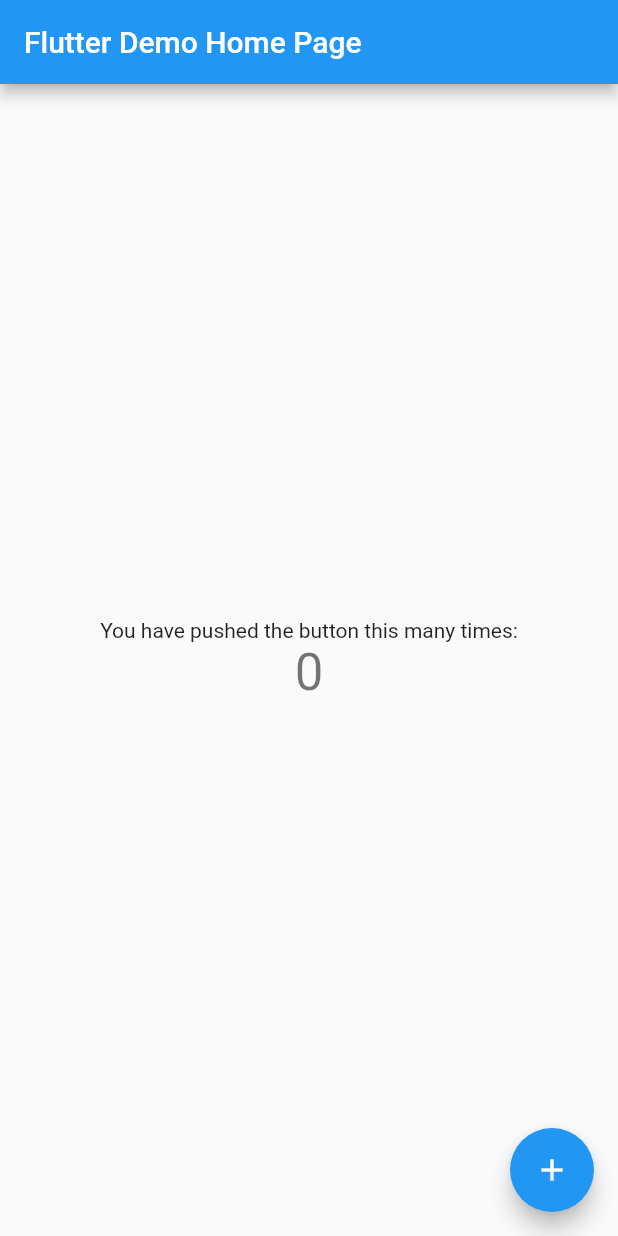
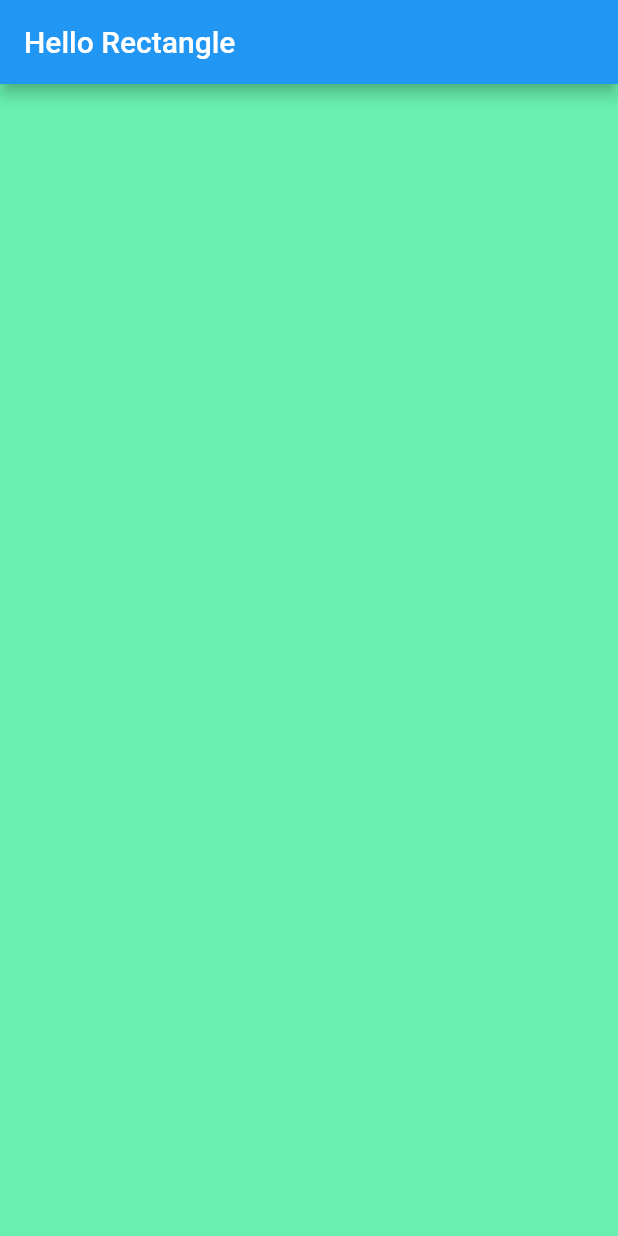
Before and after one commit to Pratik1999/flutter, a Flutter app: the screen it shows after launch, on a phone screen of 412 x 824 dp. Run offline on Flutter 3.47's test engine with Material 2 defaults, Android fonts, the phone set to English and light mode, and no system bars.

Commit message:
Hello Rectangle

```diff
--- a/unit_converter/lib/main.dart
+++ b/unit_converter/lib/main.dart
@@ -1,69 +1,25 @@
 import 'package:flutter/material.dart';
 
-void main() => runApp(MyApp());
 
-class MyApp extends StatelessWidget {
-  @override
-  Widget build(BuildContext context) {
-    return MaterialApp(
-      title: 'Flutter Demo',
-      theme: ThemeData(
-
-        primarySwatch: Colors.blue,
-      ),
-      home: MyHomePage(title: 'Flutter Demo Home Page'),
-    );
-  }
-}
-
-class MyHomePage extends StatefulWidget {
-  MyHomePage({Key key, this.title}) : super(key: key);
-
-
-
-  final String title;
-
-  @override
-  _MyHomePageState createState() => _MyHomePageState();
-}
-
-class _MyHomePageState extends State<MyHomePage> {
-  int _counter = 0;
-
-  void _incrementCounter() {
-    setState(() {
-
-      _counter++;
-    });
-  }
+class GetBody extends StatelessWidget
+{
 
   @override
   Widget build(BuildContext context) {
-
-    return Scaffold(
-      appBar: AppBar(
-        title: Text(widget.title),
-      ),
-      body: Center(
-        child: Column(
-
-          mainAxisAlignment: MainAxisAlignment.center,
-          children: <Widget>[
-            Text(
-              'You have pushed the button this many times:',
-            ),
-            Text(
-              '$_counter',
-              style: Theme.of(context).textTheme.display1,
-            ),
-          ],
-        ),
-      ),
-      floatingActionButton: FloatingActionButton(
-        onPressed: _incrementCounter,
-        tooltip: 'Increment',
-        child: Icon(Icons.add),
-      ),
-    );
+  return
+      Container(
+        color:Colors.greenAccent,
+      );
   }
 }
+void main() {
+  runApp(MaterialApp(
+    debugShowCheckedModeBanner: false,
+    home: Scaffold(
+      appBar: AppBar(
+        title: Text("Hello Rectangle"),
+      ),
+      body: GetBody(),
+    ),
+  ));
+}
```
